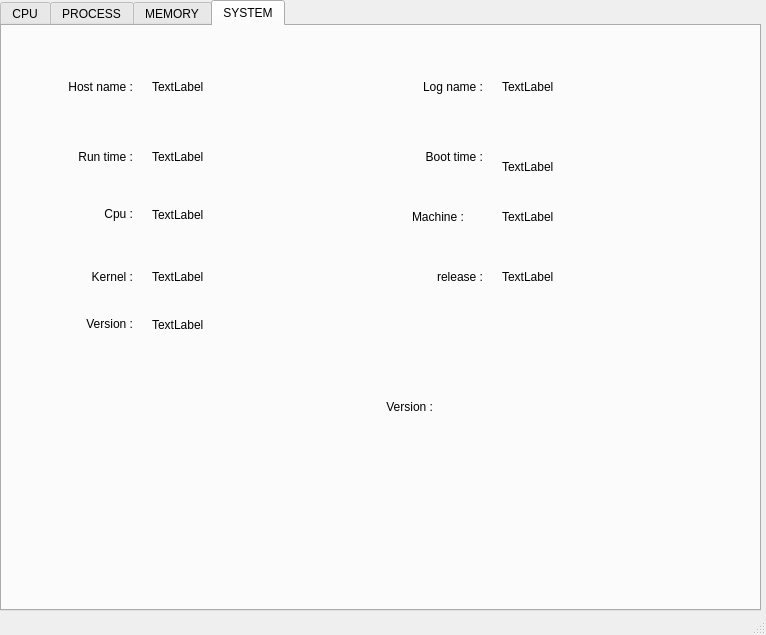
First picture: the form in phase4/task_management/mainwindow.ui, repository ganpengpeng/os, before the edit.
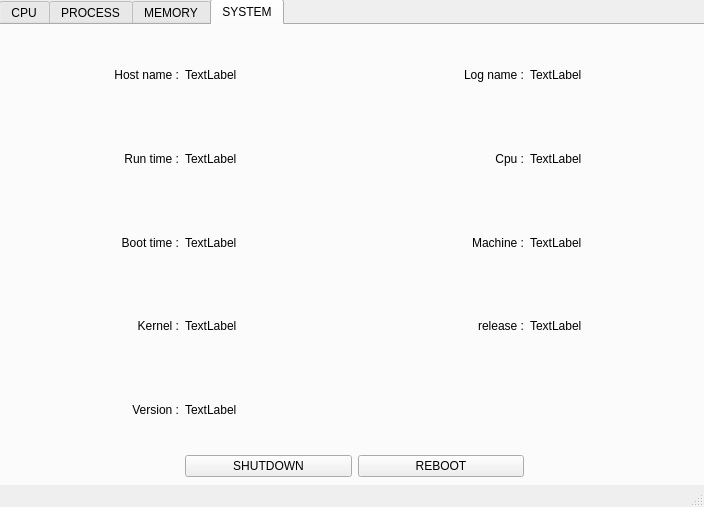
Second picture: the form after the edit. The open tabs and pages were chosen to show the change.

```diff
--- a/phase4/task_management/mainwindow.ui
+++ b/phase4/task_management/mainwindow.ui
@@ -6,8 +6,8 @@
    <rect>
     <x>0</x>
     <y>0</y>
-    <width>766</width>
-    <height>635</height>
+    <width>704</width>
+    <height>507</height>
    </rect>
   </property>
   <property name="windowTitle">
@@ -17,10 +17,10 @@
    <widget class="QTabWidget" name="TabWidget">
     <property name="geometry">
      <rect>
-      <x>0</x>
-      <y>0</y>
-      <width>761</width>
-      <height>611</height>
+      <x>-1</x>
+      <y>-1</y>
+      <width>711</width>
+      <height>491</height>
      </rect>
     </property>
     <property name="tabPosition">
@@ -30,7 +30,7 @@
      <enum>QTabWidget::Rounded</enum>
     </property>
     <property name="currentIndex">
-     <number>0</number>
+     <number>3</number>
     </property>
     <property name="documentMode">
      <bool>false</bool>
@@ -41,84 +41,13 @@
     <property name="movable">
      <bool>true</bool>
     </property>
-    <widget class="QWidget" name="cpuPage" native="true">
+    <widget class="QWidget" name="cpuPage">
      <attribute name="title">
       <string>CPU</string>
      </attribute>
-     <widget class="QProgressBar" name="progressBar">
-      <property name="geometry">
-       <rect>
-        <x>220</x>
-        <y>20</y>
-        <width>441</width>
-        <height>51</height>
-       </rect>
-      </property>
-      <property name="value">
-       <number>24</number>
-      </property>
-     </widget>
-     <widget class="QProgressBar" name="progressBar_2">
-      <property name="geometry">
-       <rect>
-        <x>220</x>
-        <y>150</y>
-        <width>441</width>
-        <height>51</height>
-       </rect>
-      </property>
-      <property name="value">
-       <number>24</number>
-      </property>
-     </widget>
-     <widget class="QProgressBar" name="progressBar_3">
-      <property name="geometry">
-       <rect>
-        <x>220</x>
-        <y>260</y>
-        <width>441</width>
-        <height>51</height>
-       </rect>
-      </property>
-      <property name="value">
-       <number>24</number>
-      </property>
-     </widget>
-     <widget class="QProgressBar" name="progressBar_4">
-      <property name="geometry">
-       <rect>
-        <x>220</x>
-        <y>380</y>
-        <width>441</width>
-        <height>51</height>
-       </rect>
-      </property>
-      <property name="value">
-       <number>24</number>
-      </property>
-     </widget>
-     <widget class="QProgressBar" name="progressBar_5">
-      <property name="geometry">
-       <rect>
-        <x>220</x>
-        <y>490</y>
-        <width>441</width>
-        <height>51</height>
-       </rect>
-      </property>
-      <property name="value">
-       <number>24</number>
-      </property>
-     </widget>
+     <layout class="QGridLayout" name="gridLayout">
+      <item row="0" column="0">
      <widget class="QLabel" name="label">
-      <property name="geometry">
-       <rect>
-        <x>100</x>
-        <y>20</y>
-        <width>71</width>
-        <height>51</height>
-       </rect>
-      </property>
       <property name="font">
        <font>
         <pointsize>14</pointsize>
@@ -134,15 +63,16 @@
        <set>Qt::AlignRight|Qt::AlignTrailing|Qt::AlignVCenter</set>
       </property>
      </widget>
+      </item>
+      <item row="0" column="1">
+       <widget class="QProgressBar" name="progressBar">
+        <property name="value">
+         <number>24</number>
+        </property>
+       </widget>
+      </item>
+      <item row="1" column="0">
      <widget class="QLabel" name="label_2">
-      <property name="geometry">
-       <rect>
-        <x>90</x>
-        <y>150</y>
-        <width>71</width>
-        <height>51</height>
-       </rect>
-      </property>
       <property name="font">
        <font>
         <pointsize>14</pointsize>
@@ -158,15 +88,16 @@
        <set>Qt::AlignRight|Qt::AlignTrailing|Qt::AlignVCenter</set>
       </property>
      </widget>
+      </item>
+      <item row="1" column="1">
+       <widget class="QProgressBar" name="progressBar_2">
+        <property name="value">
+         <number>24</number>
+        </property>
+       </widget>
+      </item>
+      <item row="2" column="0">
      <widget class="QLabel" name="label_3">
-      <property name="geometry">
-       <rect>
-        <x>90</x>
-        <y>260</y>
-        <width>71</width>
-        <height>51</height>
-       </rect>
-      </property>
       <property name="font">
        <font>
         <pointsize>14</pointsize>
@@ -182,15 +113,16 @@
        <set>Qt::AlignRight|Qt::AlignTrailing|Qt::AlignVCenter</set>
       </property>
      </widget>
+      </item>
+      <item row="2" column="1">
+       <widget class="QProgressBar" name="progressBar_3">
+        <property name="value">
+         <number>24</number>
+        </property>
+       </widget>
+      </item>
+      <item row="3" column="0">
      <widget class="QLabel" name="label_4">
-      <property name="geometry">
-       <rect>
-        <x>90</x>
-        <y>380</y>
-        <width>71</width>
-        <height>51</height>
-       </rect>
-      </property>
       <property name="font">
        <font>
         <pointsize>14</pointsize>
@@ -206,15 +138,16 @@
        <set>Qt::AlignRight|Qt::AlignTrailing|Qt::AlignVCenter</set>
       </property>
      </widget>
+      </item>
+      <item row="3" column="1">
+       <widget class="QProgressBar" name="progressBar_4">
+        <property name="value">
+         <number>24</number>
+        </property>
+       </widget>
+      </item>
+      <item row="4" column="0">
      <widget class="QLabel" name="label_5">
-      <property name="geometry">
-       <rect>
-        <x>90</x>
-        <y>490</y>
-        <width>71</width>
-        <height>51</height>
-       </rect>
-      </property>
       <property name="font">
        <font>
         <pointsize>14</pointsize>
@@ -230,30 +163,228 @@
        <set>Qt::AlignRight|Qt::AlignTrailing|Qt::AlignVCenter</set>
       </property>
      </widget>
-    </widget>
-    <widget class="QWidget" name="processorPage" native="true">
+      </item>
+      <item row="4" column="1">
+       <widget class="QProgressBar" name="progressBar_5">
+        <property name="value">
+         <number>24</number>
+        </property>
+       </widget>
+      </item>
+     </layout>
+    </widget>
+    <widget class="QWidget" name="processorPage">
      <attribute name="title">
       <string>PROCESS</string>
      </attribute>
     </widget>
-    <widget class="QWidget" name="memoryPage" native="true">
+    <widget class="QWidget" name="memoryPage">
      <attribute name="title">
       <string>MEMORY</string>
      </attribute>
+     <layout class="QGridLayout" name="gridLayout_2">
+      <item row="8" column="1">
+       <widget class="QLabel" name="label_26">
+        <property name="text">
+         <string>TextLabel</string>
+        </property>
+       </widget>
+      </item>
+      <item row="4" column="1" colspan="4">
+       <widget class="QProgressBar" name="progressBar_6">
+        <property name="value">
+         <number>24</number>
+        </property>
+       </widget>
+      </item>
+      <item row="6" column="1">
+       <widget class="QLabel" name="label_20">
+        <property name="text">
+         <string>TextLabel</string>
+        </property>
+       </widget>
+      </item>
+      <item row="7" column="0">
+       <widget class="QLabel" name="label_15">
+        <property name="text">
+         <string>TextLabel</string>
+        </property>
+        <property name="alignment">
+         <set>Qt::AlignRight|Qt::AlignTrailing|Qt::AlignVCenter</set>
+        </property>
+       </widget>
+      </item>
+      <item row="8" column="4">
+       <widget class="QLabel" name="label_24">
+        <property name="text">
+         <string>TextLabel</string>
+        </property>
+       </widget>
+      </item>
+      <item row="8" column="3">
+       <widget class="QLabel" name="label_25">
+        <property name="text">
+         <string>TextLabel</string>
+        </property>
+        <property name="alignment">
+         <set>Qt::AlignRight|Qt::AlignTrailing|Qt::AlignVCenter</set>
+        </property>
+       </widget>
+      </item>
+      <item row="6" column="4">
+       <widget class="QLabel" name="label_23">
+        <property name="text">
+         <string>TextLabel</string>
+        </property>
+       </widget>
+      </item>
+      <item row="7" column="3">
+       <widget class="QLabel" name="label_21">
+        <property name="text">
+         <string>TextLabel</string>
+        </property>
+        <property name="alignment">
+         <set>Qt::AlignRight|Qt::AlignTrailing|Qt::AlignVCenter</set>
+        </property>
+       </widget>
+      </item>
+      <item row="7" column="4">
+       <widget class="QLabel" name="label_17">
+        <property name="text">
+         <string>TextLabel</string>
+        </property>
+       </widget>
+      </item>
+      <item row="6" column="3">
+       <widget class="QLabel" name="label_22">
+        <property name="text">
+         <string>TextLabel</string>
+        </property>
+        <property name="alignment">
+         <set>Qt::AlignRight|Qt::AlignTrailing|Qt::AlignVCenter</set>
+        </property>
+       </widget>
+      </item>
+      <item row="7" column="1">
+       <widget class="QLabel" name="label_19">
+        <property name="enabled">
+         <bool>true</bool>
+        </property>
+        <property name="text">
+         <string>TextLabel</string>
+        </property>
+       </widget>
+      </item>
+      <item row="6" column="0">
+       <widget class="QLabel" name="label_18">
+        <property name="text">
+         <string>TextLabel</string>
+        </property>
+        <property name="alignment">
+         <set>Qt::AlignRight|Qt::AlignTrailing|Qt::AlignVCenter</set>
+        </property>
+       </widget>
+      </item>
+      <item row="4" column="0">
+       <widget class="QLabel" name="label_13">
+        <property name="font">
+         <font>
+          <pointsize>14</pointsize>
+         </font>
+        </property>
+        <property name="text">
+         <string>MEMORY</string>
+        </property>
+        <property name="textFormat">
+         <enum>Qt::AutoText</enum>
+        </property>
+        <property name="alignment">
+         <set>Qt::AlignRight|Qt::AlignTrailing|Qt::AlignVCenter</set>
+        </property>
+       </widget>
+      </item>
+      <item row="8" column="0">
+       <widget class="QLabel" name="label_27">
+        <property name="text">
+         <string>TextLabel</string>
+        </property>
+        <property name="alignment">
+         <set>Qt::AlignRight|Qt::AlignTrailing|Qt::AlignVCenter</set>
+        </property>
+       </widget>
+      </item>
+      <item row="3" column="0">
+       <widget class="QLabel" name="label_28">
+        <property name="enabled">
+         <bool>false</bool>
+        </property>
+        <property name="text">
+         <string/>
+        </property>
+       </widget>
+      </item>
+      <item row="5" column="0">
+       <widget class="QLabel" name="label_29">
+        <property name="enabled">
+         <bool>false</bool>
+        </property>
+        <property name="text">
+         <string/>
+        </property>
+       </widget>
+      </item>
+     </layout>
     </widget>
     <widget class="QWidget" name="systemPage">
      <attribute name="title">
       <string>SYSTEM</string>
      </attribute>
+     <layout class="QGridLayout" name="gridLayout_3">
+      <item row="2" column="1">
+       <widget class="QLabel" name="boottime">
+        <property name="text">
+         <string>TextLabel</string>
+        </property>
+        <property name="scaledContents">
+         <bool>true</bool>
+        </property>
+        <property name="alignment">
+         <set>Qt::AlignLeading|Qt::AlignLeft|Qt::AlignVCenter</set>
+        </property>
+        <property name="wordWrap">
+         <bool>false</bool>
+        </property>
+        <property name="indent">
+         <number>-1</number>
+        </property>
+       </widget>
+      </item>
+      <item row="3" column="1">
+       <widget class="QLabel" name="kernel">
+        <property name="text">
+         <string>TextLabel</string>
+        </property>
+       </widget>
+      </item>
+      <item row="0" column="3">
+       <widget class="QLabel" name="logname">
+        <property name="text">
+         <string>TextLabel</string>
+        </property>
+       </widget>
+      </item>
+      <item row="3" column="0">
+       <widget class="QLabel" name="label_16">
+        <property name="text">
+         <string>Kernel :</string>
+        </property>
+        <property name="alignment">
+         <set>Qt::AlignRight|Qt::AlignTrailing|Qt::AlignVCenter</set>
+        </property>
+       </widget>
+      </item>
+      <item row="0" column="0">
      <widget class="QLabel" name="label_6">
-      <property name="geometry">
-       <rect>
-        <x>40</x>
-        <y>50</y>
-        <width>91</width>
-        <height>21</height>
-       </rect>
-      </property>
       <property name="text">
        <string>Host name :</string>
       </property>
@@ -261,28 +392,60 @@
        <set>Qt::AlignRight|Qt::AlignTrailing|Qt::AlignVCenter</set>
       </property>
      </widget>
+      </item>
+      <item row="3" column="3">
+       <widget class="QLabel" name="release">
+        <property name="text">
+         <string>TextLabel</string>
+        </property>
+       </widget>
+      </item>
+      <item row="3" column="2">
+       <widget class="QLabel" name="label_11">
+        <property name="text">
+         <string>release :</string>
+        </property>
+        <property name="alignment">
+         <set>Qt::AlignRight|Qt::AlignTrailing|Qt::AlignVCenter</set>
+        </property>
+       </widget>
+      </item>
+      <item row="4" column="0">
+       <widget class="QLabel" name="label_14">
+        <property name="text">
+         <string>Version :</string>
+        </property>
+        <property name="alignment">
+         <set>Qt::AlignRight|Qt::AlignTrailing|Qt::AlignVCenter</set>
+        </property>
+       </widget>
+      </item>
+      <item row="4" column="1" colspan="3">
+       <widget class="QLabel" name="version">
+        <property name="text">
+         <string>TextLabel</string>
+        </property>
+       </widget>
+      </item>
+      <item row="1" column="0">
+       <widget class="QLabel" name="label_10">
+        <property name="text">
+         <string>Run time :</string>
+        </property>
+        <property name="alignment">
+         <set>Qt::AlignRight|Qt::AlignTrailing|Qt::AlignVCenter</set>
+        </property>
+       </widget>
+      </item>
+      <item row="0" column="1">
      <widget class="QLabel" name="hostname">
-      <property name="geometry">
-       <rect>
-        <x>150</x>
-        <y>50</y>
-        <width>67</width>
-        <height>21</height>
-       </rect>
-      </property>
       <property name="text">
        <string>TextLabel</string>
       </property>
      </widget>
+      </item>
+      <item row="2" column="0">
      <widget class="QLabel" name="label_8">
-      <property name="geometry">
-       <rect>
-        <x>400</x>
-        <y>120</y>
-        <width>81</width>
-        <height>21</height>
-       </rect>
-      </property>
       <property name="text">
        <string>Boot time :</string>
       </property>
@@ -290,131 +453,30 @@
        <set>Qt::AlignRight|Qt::AlignTrailing|Qt::AlignVCenter</set>
       </property>
      </widget>
-     <widget class="QLabel" name="boottime">
-      <property name="geometry">
-       <rect>
-        <x>500</x>
-        <y>120</y>
-        <width>231</width>
-        <height>41</height>
-       </rect>
-      </property>
-      <property name="text">
-       <string>TextLabel</string>
-      </property>
-     </widget>
+      </item>
+      <item row="1" column="1">
      <widget class="QLabel" name="runtime">
-      <property name="geometry">
-       <rect>
-        <x>150</x>
-        <y>120</y>
-        <width>67</width>
-        <height>21</height>
-       </rect>
-      </property>
       <property name="text">
        <string>TextLabel</string>
       </property>
      </widget>
-     <widget class="QLabel" name="label_10">
-      <property name="geometry">
-       <rect>
-        <x>50</x>
-        <y>120</y>
-        <width>81</width>
-        <height>21</height>
-       </rect>
-      </property>
-      <property name="text">
-       <string>Run time :</string>
-      </property>
-      <property name="alignment">
-       <set>Qt::AlignRight|Qt::AlignTrailing|Qt::AlignVCenter</set>
-      </property>
-     </widget>
+      </item>
+      <item row="1" column="3">
      <widget class="QLabel" name="cpu">
-      <property name="geometry">
-       <rect>
-        <x>150</x>
-        <y>180</y>
-        <width>67</width>
-        <height>17</height>
-       </rect>
-      </property>
       <property name="text">
        <string>TextLabel</string>
       </property>
      </widget>
-     <widget class="QLabel" name="label_7">
-      <property name="geometry">
-       <rect>
-        <x>40</x>
-        <y>180</y>
-        <width>91</width>
-        <height>16</height>
-       </rect>
-      </property>
+      </item>
+      <item row="2" column="3">
+       <widget class="QLabel" name="machine">
       <property name="text">
-       <string>Cpu :</string>
-      </property>
-      <property name="alignment">
-       <set>Qt::AlignRight|Qt::AlignTrailing|Qt::AlignVCenter</set>
-      </property>
-     </widget>
-     <widget class="QLabel" name="label_14">
-      <property name="geometry">
-       <rect>
-        <x>40</x>
-        <y>290</y>
-        <width>91</width>
-        <height>16</height>
-       </rect>
-      </property>
-      <property name="text">
-       <string>Version :</string>
-      </property>
-      <property name="alignment">
-       <set>Qt::AlignRight|Qt::AlignTrailing|Qt::AlignVCenter</set>
-      </property>
-     </widget>
-     <widget class="QLabel" name="label_16">
-      <property name="geometry">
-       <rect>
-        <x>40</x>
-        <y>240</y>
-        <width>91</width>
-        <height>21</height>
-       </rect>
-      </property>
-      <property name="text">
-       <string>Kernel :</string>
-      </property>
-      <property name="alignment">
-       <set>Qt::AlignRight|Qt::AlignTrailing|Qt::AlignVCenter</set>
-      </property>
-     </widget>
-     <widget class="QLabel" name="version">
-      <property name="geometry">
-       <rect>
-        <x>150</x>
-        <y>290</y>
-        <width>491</width>
-        <height>17</height>
-       </rect>
-      </property>
-      <property name="text">
        <string>TextLabel</string>
       </property>
      </widget>
+      </item>
+      <item row="0" column="2">
      <widget class="QLabel" name="label_9">
-      <property name="geometry">
-       <rect>
-        <x>400</x>
-        <y>50</y>
-        <width>81</width>
-        <height>21</height>
-       </rect>
-      </property>
       <property name="text">
        <string>Log name :</string>
       </property>
@@ -422,103 +484,42 @@
        <set>Qt::AlignRight|Qt::AlignTrailing|Qt::AlignVCenter</set>
       </property>
      </widget>
-     <widget class="QLabel" name="logname">
-      <property name="geometry">
-       <rect>
-        <x>500</x>
-        <y>50</y>
-        <width>67</width>
-        <height>21</height>
-       </rect>
-      </property>
-      <property name="text">
-       <string>TextLabel</string>
-      </property>
-     </widget>
-     <widget class="QLabel" name="kernel">
-      <property name="geometry">
-       <rect>
-        <x>150</x>
-        <y>240</y>
-        <width>151</width>
-        <height>21</height>
-       </rect>
-      </property>
-      <property name="text">
-       <string>TextLabel</string>
-      </property>
-     </widget>
-     <widget class="QLabel" name="test">
-      <property name="geometry">
-       <rect>
-        <x>90</x>
-        <y>370</y>
-        <width>341</width>
-        <height>21</height>
-       </rect>
-      </property>
-      <property name="text">
-       <string>Version :</string>
-      </property>
-      <property name="alignment">
-       <set>Qt::AlignRight|Qt::AlignTrailing|Qt::AlignVCenter</set>
-      </property>
-     </widget>
-     <widget class="QLabel" name="label_11">
-      <property name="geometry">
-       <rect>
-        <x>400</x>
-        <y>240</y>
-        <width>81</width>
-        <height>21</height>
-       </rect>
-      </property>
-      <property name="text">
-       <string>release :</string>
-      </property>
-      <property name="alignment">
-       <set>Qt::AlignRight|Qt::AlignTrailing|Qt::AlignVCenter</set>
-      </property>
-     </widget>
-     <widget class="QLabel" name="release">
-      <property name="geometry">
-       <rect>
-        <x>500</x>
-        <y>240</y>
-        <width>211</width>
-        <height>21</height>
-       </rect>
-      </property>
-      <property name="text">
-       <string>TextLabel</string>
-      </property>
-     </widget>
+      </item>
+      <item row="2" column="2">
      <widget class="QLabel" name="label_12">
-      <property name="geometry">
-       <rect>
-        <x>410</x>
-        <y>180</y>
-        <width>67</width>
-        <height>21</height>
-       </rect>
-      </property>
       <property name="text">
        <string>Machine :</string>
       </property>
-     </widget>
-     <widget class="QLabel" name="machine">
-      <property name="geometry">
-       <rect>
-        <x>500</x>
-        <y>180</y>
-        <width>81</width>
-        <height>21</height>
-       </rect>
-      </property>
+        <property name="alignment">
+         <set>Qt::AlignRight|Qt::AlignTrailing|Qt::AlignVCenter</set>
+        </property>
+       </widget>
+      </item>
+      <item row="1" column="2">
+       <widget class="QLabel" name="label_7">
+        <property name="text">
+         <string>Cpu :</string>
+        </property>
+        <property name="alignment">
+         <set>Qt::AlignRight|Qt::AlignTrailing|Qt::AlignVCenter</set>
+        </property>
+       </widget>
+      </item>
+      <item row="5" column="2">
+       <widget class="QPushButton" name="pushButton_2">
       <property name="text">
-       <string>TextLabel</string>
-      </property>
-     </widget>
+         <string>REBOOT</string>
+        </property>
+       </widget>
+      </item>
+      <item row="5" column="1">
+       <widget class="QPushButton" name="pushButton">
+        <property name="text">
+         <string>SHUTDOWN</string>
+        </property>
+       </widget>
+      </item>
+     </layout>
     </widget>
    </widget>
   </widget>
```
Left out of the diff: 3 changed lines with no effect on the pictures. Lines whose indentation alone changed are shown as unchanged.
